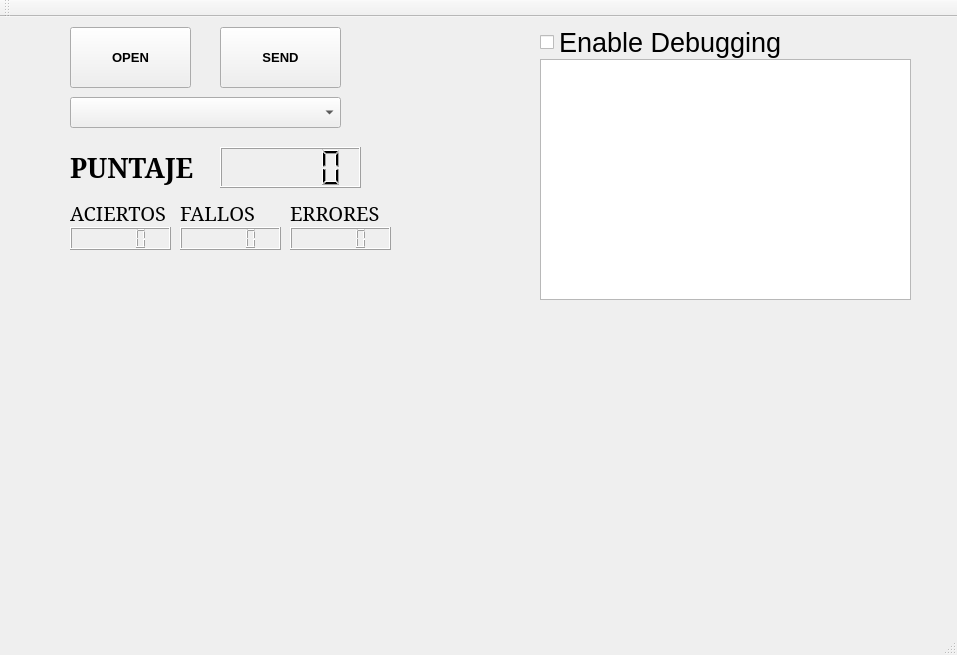
MaximusTRX/Juego_Topo_Qt, file mainwindow.ui: the form before one commit.
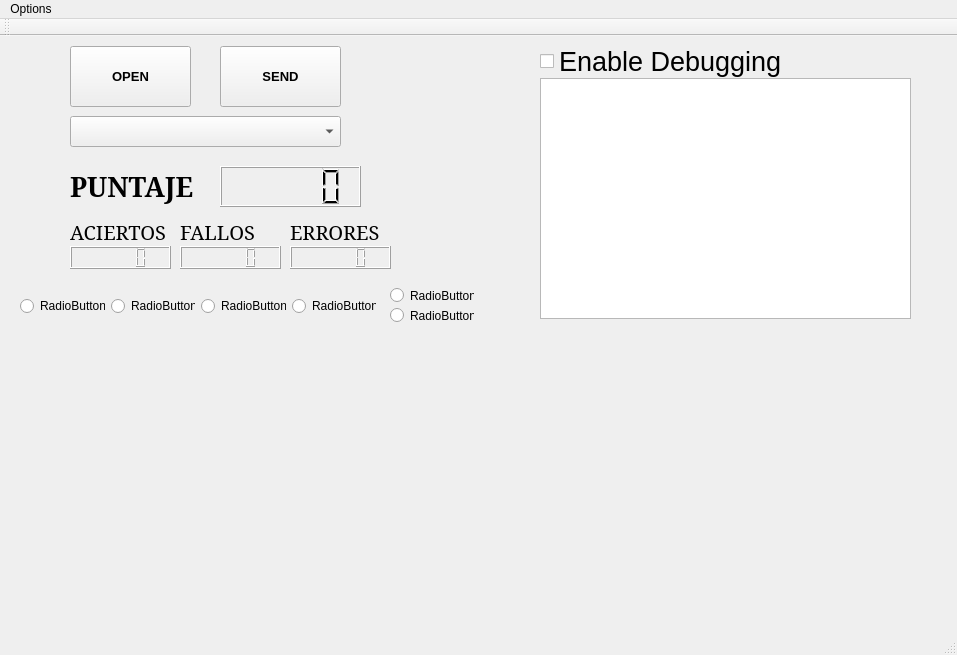
The form after the commit.

The edit to the form file:
```diff
--- a/mainwindow.ui
+++ b/mainwindow.ui
@@ -193,6 +193,7 @@
       <pointsize>15</pointsize>
       <weight>50</weight>
       <bold>false</bold>
+      <stylestrategy>PreferDefault</stylestrategy>
      </font>
     </property>
     <property name="text">
@@ -240,6 +241,72 @@
      <string>ERRORES</string>
     </property>
    </widget>
+   <widget class="QRadioButton" name="radioButton_5">
+    <property name="geometry">
+     <rect>
+      <x>390</x>
+      <y>250</y>
+      <width>84</width>
+      <height>19</height>
+     </rect>
+    </property>
+    <property name="text">
+     <string>RadioButton</string>
+    </property>
+   </widget>
+   <widget class="QRadioButton" name="radioButton_6">
+    <property name="geometry">
+     <rect>
+      <x>390</x>
+      <y>270</y>
+      <width>84</width>
+      <height>19</height>
+     </rect>
+    </property>
+    <property name="text">
+     <string>RadioButton</string>
+    </property>
+   </widget>
+   <widget class="QWidget" name="">
+    <property name="geometry">
+     <rect>
+      <x>20</x>
+      <y>260</y>
+      <width>356</width>
+      <height>21</height>
+     </rect>
+    </property>
+    <layout class="QHBoxLayout" name="horizontalLayout">
+     <item>
+      <widget class="QRadioButton" name="radioButton">
+       <property name="text">
+        <string>RadioButton</string>
+       </property>
+      </widget>
+     </item>
+     <item>
+      <widget class="QRadioButton" name="radioButton_2">
+       <property name="text">
+        <string>RadioButton</string>
+       </property>
+      </widget>
+     </item>
+     <item>
+      <widget class="QRadioButton" name="radioButton_3">
+       <property name="text">
+        <string>RadioButton</string>
+       </property>
+      </widget>
+     </item>
+     <item>
+      <widget class="QRadioButton" name="radioButton_4">
+       <property name="text">
+        <string>RadioButton</string>
+       </property>
+      </widget>
+     </item>
+    </layout>
+   </widget>
   </widget>
   <widget class="QMenuBar" name="menubar">
    <property name="geometry">
@@ -250,6 +317,14 @@
      <height>20</height>
     </rect>
    </property>
+   <widget class="QMenu" name="menuOptions">
+    <property name="title">
+     <string>Options</string>
+    </property>
+    <addaction name="actionEnable_Debugging"/>
+    <addaction name="actionExit"/>
+   </widget>
+   <addaction name="menuOptions"/>
   </widget>
   <widget class="QStatusBar" name="statusbar"/>
   <widget class="QToolBar" name="toolBar">
```
Left out of the diff: 13 changed lines with no effect on the pictures.
